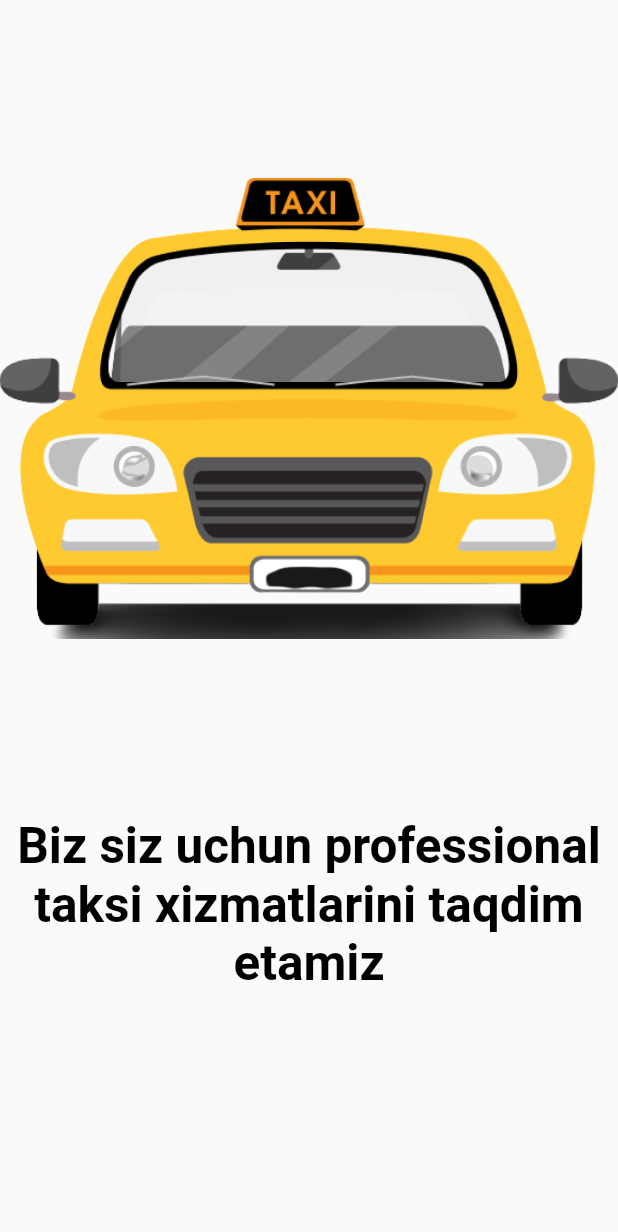
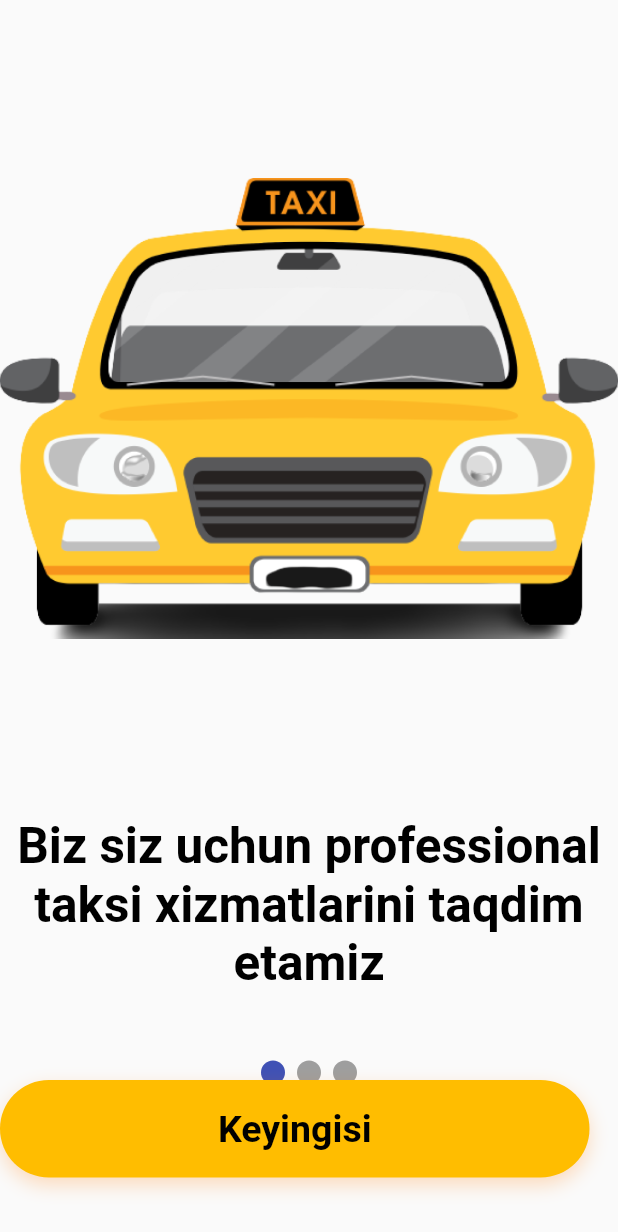
Before and after one commit to baxriddin2006/taxiapk-master, a Flutter app: the Pages screen opened directly, on a phone screen of 412 x 824 dp. Shown: the top 1232 px of the screen. Run offline on Flutter 3.47's test engine with Material 2 defaults, Android fonts, the phone set to English and light mode, and no system bars; drawn by our look-alikes of smooth_page_indicator; our stand-ins replace animated_splash_screen, slider_button; Roboto replaces fonts that are missing (Jost).

Commit message:
changed 20:47

```diff
--- a/lib/pages/pages.dart
+++ b/lib/pages/pages.dart
@@ -1,9 +1,13 @@
+// ignore_for_file: deprecated_member_use
+
 import 'package:flutter/material.dart';
+import 'package:smooth_page_indicator/smooth_page_indicator.dart';
 import 'package:taxiapp/pages/3pages/1_page.dart';
 import 'package:taxiapp/pages/3pages/2_pge.dart';
 import 'package:taxiapp/pages/3pages/3_page.dart';
+
 class Pages extends StatefulWidget {
-  static final String id="pages";
+  static final String id = "pages";
   const Pages({Key? key}) : super(key: key);
 
   @override
@@ -11,19 +15,57 @@ class Pages extends StatefulWidget {
 }
 
 class _PagesState extends State<Pages> {
+  PageController _boshqaruv = PageController();
 
   @override
   Widget build(BuildContext context) {
     return Scaffold(
-      body:Stack(
+      body: Stack(
         children: [
           PageView(
-            children: [
+            children: const [
               One_page(),
               Two_page(),
               Three_page(),
             ],
           ),
+          //inicator
+          Container(
+            alignment: Alignment(0, 0.75),
+            child: SmoothPageIndicator(
+              controller: _boshqaruv, // PageController
+              count: 3,
+
+            ),
+          ),
+        Positioned(
+          top: 720,
+          child: Container(
+            width: 393,
+            height: 65,
+            decoration: BoxDecoration(
+              borderRadius: BorderRadius.circular(34),
+              boxShadow: [
+                BoxShadow(
+                  color: Color(0x3fff7a00),
+                  blurRadius: 10,
+                  offset: Offset(0, 5),
+                ),
+              ],
+              color: Color(0xffffbd00),
+            ),
+            child: Center(child:  Text(
+              "Keyingisi",
+              textAlign: TextAlign.center,
+              style: TextStyle(
+                color: Colors.black,
+                fontSize: 25,
+                fontFamily: "Jost",
+                fontWeight: FontWeight.w700,
+              ),
+            ),),
+          ),),
+
 
         ],
       ),
--- a/pubspec.yaml
+++ b/pubspec.yaml
@@ -37,6 +37,7 @@ dependencies:
   cupertino_icons: ^1.0.2
   animated_splash_screen: ^1.3.0
   slide_to_act: ^2.0.1
+  smooth_page_indicator: ^1.0.0+2
 dev_dependencies:
   flutter_test:
     sdk: flutter
```
Also changed, not shown: pubspec.lock.
